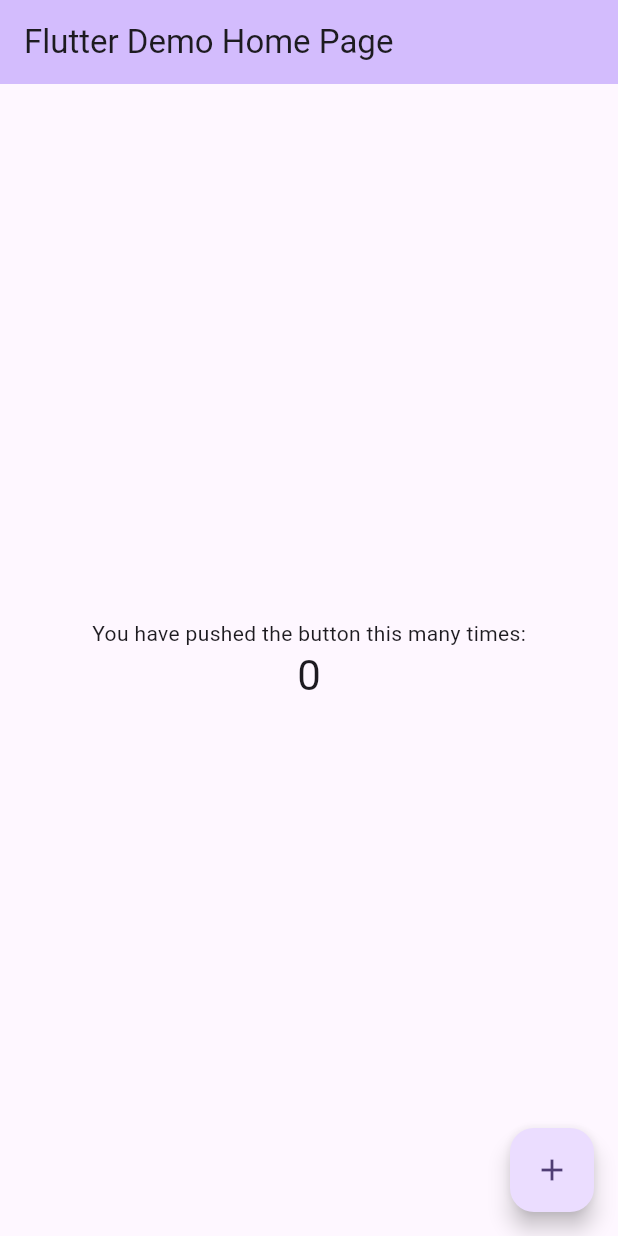
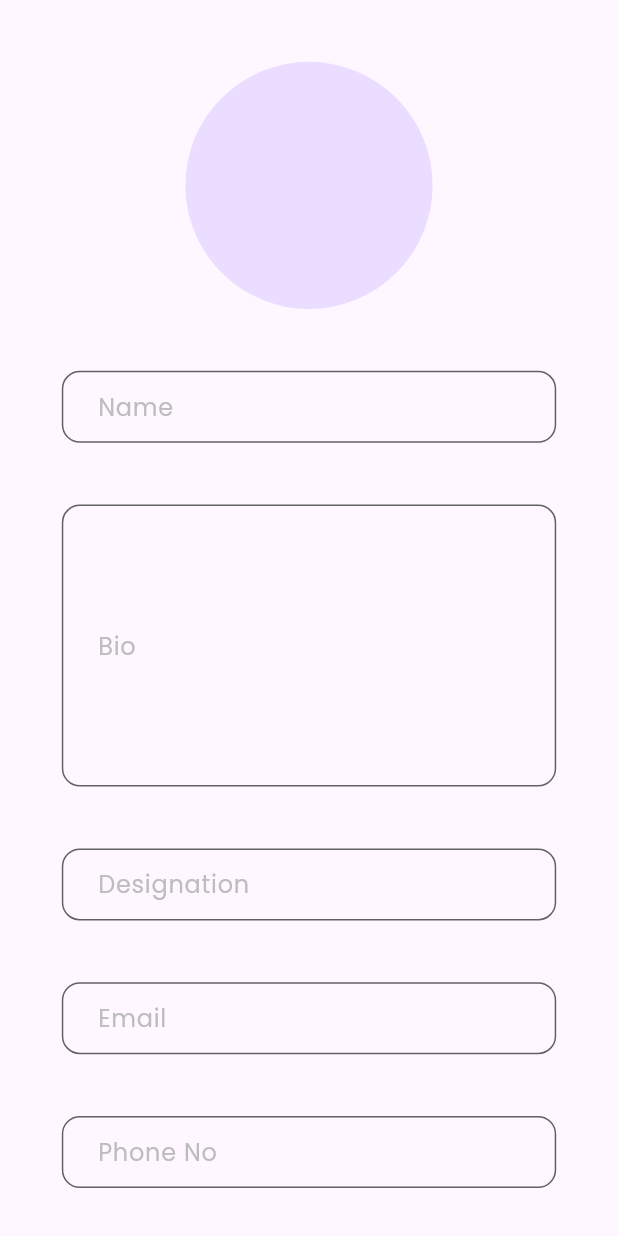
Before and after one commit to Gautham-Gautham/resume_builder, a Flutter app: the screen it shows after launch, on a phone screen of 412 x 824 dp. Run offline on Flutter 3.47's test engine with Material 3 defaults, Android fonts, the phone set to English and light mode, and no system bars; our stand-ins replace flutter_riverpod, google_fonts; missing offline and left inert: flutter_resume_template.

Commit message:
new changes

```diff
--- /dev/null
+++ b/lib/Core/custom_snackbar.dart
@@ -0,0 +1,66 @@
+import 'package:flutter/material.dart';
+
+import '../../main.dart';
+
+void customSnackbar(
+  BuildContext context,
+  String message, {
+  String title = '',
+  bool showLoading = false,
+  bool isSuccess = false,
+  bool isError = false,
+  bool isWarning = false,
+}) {
+  ScaffoldMessenger.of(context)
+    ..hideCurrentSnackBar()
+    ..showSnackBar(
+      SnackBar(
+        backgroundColor: isSuccess
+            ? Colors.green
+            : isError
+                ? Colors.red
+                : isWarning
+                    ? Colors.orange
+                    : Colors.orange,
+        duration: showLoading
+            ? const Duration(minutes: 30)
+            : const Duration(seconds: 4),
+        behavior: SnackBarBehavior.floating,
+        width: w * 0.9,
+        showCloseIcon: true,
+        closeIconColor: Colors.white,
+        padding: const EdgeInsets.symmetric(
+          horizontal: 20,
+          vertical: 10,
+        ),
+        content: Row(
+          children: [
+            if (showLoading)
+              const Padding(
+                padding: EdgeInsets.only(right: 10.0),
+                child: CircularProgressIndicator(),
+              ),
+            Column(
+              mainAxisAlignment: MainAxisAlignment.center,
+              crossAxisAlignment: CrossAxisAlignment.start,
+              children: [
+                if (title != '')
+                  Text(
+                    title,
+                    style: const TextStyle(
+                      fontSize: 16,
+                      fontWeight: FontWeight.w800,
+                    ),
+                  ),
+                Text(
+                  message,
+                  style: const TextStyle(
+                      fontWeight: FontWeight.w400, fontSize: 18),
+                ),
+              ],
+            ),
+          ],
+        ),
+      ),
+    );
+}
--- /dev/null
+++ b/lib/Core/custom_textform_field/custom_textform.dart
@@ -0,0 +1,149 @@
+import 'package:flutter/material.dart';
+import 'package:flutter/services.dart';
+import 'package:google_fonts/google_fonts.dart';
+
+class CustomTextField extends StatefulWidget {
+  final TextStyle? style;
+  final TextEditingController controller;
+  final TextInputType? keyboardType;
+  final List<TextInputFormatter>? inputFormatter;
+  final TextInputAction? action;
+  final FocusNode? focusNode;
+  final Function(String)? onChanged;
+  final Function()? onTap;
+  final String label;
+  bool isError;
+  final String errorText;
+  final double width;
+  final int maxLines;
+  final bool isPassword;
+  final bool readOnly;
+  final bool isEnabled;
+  final bool isRequired;
+
+  CustomTextField({
+    super.key,
+    required this.controller,
+    this.keyboardType,
+    this.style,
+    this.action,
+    this.inputFormatter,
+    this.focusNode,
+    this.onChanged,
+    this.onTap,
+    required this.label,
+    this.isError = false,
+    this.errorText = '',
+    this.width = double.infinity,
+    this.maxLines = 1,
+    this.isPassword = false,
+    this.readOnly = false,
+    this.isEnabled = true,
+    this.isRequired = false,
+  });
+
+  @override
+  State<CustomTextField> createState() => _SkTextFieldState();
+}
+
+bool passwordHidden = true;
+
+class _SkTextFieldState extends State<CustomTextField> {
+  @override
+  Widget build(BuildContext context) {
+    if (widget.errorText.isNotEmpty) {
+      setState(() {
+        widget.isError = true;
+      });
+    }
+    return SizedBox(
+      width: widget.width,
+      child: Column(
+        crossAxisAlignment: CrossAxisAlignment.stretch,
+        children: [
+          TextField(
+            style: widget.style,
+            readOnly: widget.readOnly,
+            inputFormatters: widget.inputFormatter,
+            controller: widget.controller,
+            keyboardType: widget.keyboardType,
+            focusNode: widget.focusNode,
+            onChanged: widget.onChanged,
+            onTap: widget.onTap,
+            maxLines: widget.maxLines,
+            obscureText: widget.isPassword && passwordHidden,
+            decoration: InputDecoration(
+              enabled: widget.isEnabled,
+              labelText: widget.isRequired ? "${widget.label}*" : widget.label,
+              labelStyle: GoogleFonts.poppins(
+                color: widget.isError
+                    ? const Color.fromRGBO(230, 57, 70, .6)
+                    : Colors.grey[400],
+              ),
+              floatingLabelStyle: GoogleFonts.poppins(
+                  color: widget.isError
+                      ? const Color.fromRGBO(230, 57, 70, 1)
+                      : Colors.orange,
+                  fontWeight: FontWeight.w400),
+              contentPadding:
+                  const EdgeInsets.symmetric(vertical: 10.0, horizontal: 20.0),
+              border: const OutlineInputBorder(
+                borderRadius: BorderRadius.all(Radius.circular(12.0)),
+              ),
+              disabledBorder: OutlineInputBorder(
+                borderSide: BorderSide(color: Colors.grey.shade700, width: 1.0),
+                borderRadius: const BorderRadius.all(Radius.circular(12.0)),
+              ),
+              enabledBorder: OutlineInputBorder(
+                borderSide: BorderSide(
+                  color: widget.isError
+                      ? const Color.fromRGBO(230, 57, 70, 1)
+                      : Colors.grey.shade700,
+                  width: 1.0,
+                ),
+                borderRadius: const BorderRadius.all(Radius.circular(12.0)),
+              ),
+              focusedBorder: OutlineInputBorder(
+                borderSide: BorderSide(
+                  color: widget.isError
+                      ? const Color.fromRGBO(230, 57, 70, 1)
+                      : Colors.orange,
+                  width: 2.0,
+                ),
+                borderRadius: const BorderRadius.all(Radius.circular(12.0)),
+              ),
+              suffixIcon: widget.isPassword
+                  ? IconButton(
+                      padding: const EdgeInsets.only(right: 8),
+                      icon: Icon(
+                        passwordHidden
+                            ? Icons.visibility
+                            : Icons.visibility_off,
+                        color: Colors.black,
+                      ),
+                      onPressed: () {
+                        setState(() {
+                          passwordHidden = !passwordHidden;
+                        });
+                      },
+                    )
+                  : null,
+            ),
+          ),
+          if (widget.errorText.isNotEmpty)
+            Padding(
+              padding: const EdgeInsets.only(right: 8.0),
+              child: Text(
+                widget.errorText,
+                textAlign: TextAlign.right,
+                style: GoogleFonts.poppins(
+                  fontSize: 12,
+                  color: const Color.fromRGBO(230, 57, 70, 1),
+                ),
+              ),
+            ),
+        ],
+      ),
+    );
+  }
+}
--- /dev/null
+++ b/lib/Features/home_screen.dart
@@ -0,0 +1,26 @@
+import 'package:flutter/material.dart';
+import 'package:flutter_riverpod/flutter_riverpod.dart';
+
+class HomeScreen extends ConsumerStatefulWidget {
+  const HomeScreen({super.key});
+
+  @override
+  ConsumerState createState() => _HomeScreenState();
+}
+
+class _HomeScreenState extends ConsumerState<HomeScreen> {
+  @override
+  Widget build(BuildContext context) {
+    return Container(
+      color: Colors.white30,
+      child: SafeArea(
+          child: Scaffold(
+        floatingActionButton: FloatingActionButton(
+          onPressed: () {},
+          tooltip: 'Create New',
+          child: const Icon(Icons.add),
+        ),
+      )),
+    );
+  }
+}
--- /dev/null
+++ b/lib/Resume/Screens/create_resume.dart
@@ -0,0 +1,105 @@
+import 'package:flutter/material.dart';
+import 'package:flutter_riverpod/flutter_riverpod.dart';
+import 'package:google_fonts/google_fonts.dart';
+import 'package:resume_builder/Core/custom_textform_field/custom_textform.dart';
+import 'package:resume_builder/main.dart';
+
+class CreateResume extends ConsumerStatefulWidget {
+  const CreateResume({super.key});
+
+  @override
+  ConsumerState createState() => _CreateResumeState();
+}
+
+class _CreateResumeState extends ConsumerState<CreateResume> {
+  TextEditingController name = TextEditingController();
+  spac() {
+    return SizedBox(
+      height: h * 0.05,
+    );
+  }
+
+  @override
+  Widget build(BuildContext context) {
+    return Container(
+      color: Colors.white30,
+      child: SafeArea(
+          child: Scaffold(
+        body: SizedBox(
+          height: h,
+          width: w,
+          child: SingleChildScrollView(
+            child: Column(
+              // mainAxisAlignment: MainAxisAlignment.center,
+              children: [
+                spac(),
+                CircleAvatar(
+                  radius: w * 0.2,
+                ),
+                spac(),
+                CustomTextField(
+                  controller: name,
+                  label: "Name",
+                  width: w * 0.8,
+                ),
+                spac(),
+                CustomTextField(
+                  controller: name,
+                  maxLines: 7,
+                  label: "Bio",
+                  width: w * 0.8,
+                ),
+                spac(),
+                CustomTextField(
+                  controller: name,
+                  label: "Designation",
+                  width: w * 0.8,
+                ),
+                spac(),
+                CustomTextField(
+                  controller: name,
+                  label: "Email",
+                  width: w * 0.8,
+                ),
+                spac(),
+                CustomTextField(
+                  controller: name,
+                  label: "Phone No",
+                  width: w * 0.8,
+                ),
+                spac(),
+                CustomTextField(
+                  controller: name,
+                  label: "Address",
+                  width: w * 0.8,
+                ),
+                spac(),
+                CustomTextField(
+                  controller: name,
+                  label: "Street",
+                  width: w * 0.8,
+                ),
+                spac(),
+                CustomTextField(
+                  controller: name,
+                  label: "Country",
+                  width: w * 0.8,
+                ),
+                spac(),
+                ElevatedButton(
+                    style: ElevatedButton.styleFrom(
+                        backgroundColor: Colors.orange,
+                        minimumSize: Size(w * 0.1, h * 0.05)),
+                    onPressed: () {},
+                    child: Text(
+                      "Add Skills",
+                      style: GoogleFonts.poppins(color: Colors.white),
+                    ))
+              ],
+            ),
+          ),
+        ),
+      )),
+    );
+  }
+}
--- a/lib/main.dart
+++ b/lib/main.dart
@@ -1,5 +1,12 @@
+import 'dart:math';
+
 import 'package:flutter/material.dart';
+import 'package:flutter_resume_template/flutter_resume_template.dart';
+import 'package:resume_builder/Features/home_screen.dart';
+import 'package:resume_builder/Resume/Screens/create_resume.dart';
 
+double w = 0.0;
+double h = 0.0;
 void main() {
   runApp(const MyApp());
 }
@@ -9,61 +16,66 @@ class MyApp extends StatelessWidget {
 
   @override
   Widget build(BuildContext context) {
+    h = MediaQuery.of(context).size.height;
+    w = MediaQuery.of(context).size.width;
     return MaterialApp(
       title: 'Flutter Demo',
       theme: ThemeData(
         colorScheme: ColorScheme.fromSeed(seedColor: Colors.deepPurple),
         useMaterial3: true,
       ),
-      home: const MyHomePage(title: 'Flutter Demo Home Page'),
+      home: CreateResume(),
+      debugShowCheckedModeBanner: false,
     );
   }
 }
 
-class MyHomePage extends StatefulWidget {
-  const MyHomePage({super.key, required this.title});
+///sdjjnsjcnsnsnlsnsl
 
-  final String title;
-
-  @override
-  State<MyHomePage> createState() => _MyHomePageState();
-}
-
-class _MyHomePageState extends State<MyHomePage> {
-  int _counter = 0;
-
-  void _incrementCounter() {
-    setState(() {
-      _counter++;
-    });
-  }
-
-  @override
-  Widget build(BuildContext context) {
-    return Scaffold(
-      appBar: AppBar(
-        backgroundColor: Theme.of(context).colorScheme.inversePrimary,
-        title: Text(widget.title),
-      ),
-      body: Center(
-        child: Column(
-          mainAxisAlignment: MainAxisAlignment.center,
-          children: <Widget>[
-            const Text(
-              'You have pushed the button this many times:',
-            ),
-            Text(
-              '$_counter',
-              style: Theme.of(context).textTheme.headlineMedium,
-            ),
-          ],
-        ),
-      ),
-      floatingActionButton: FloatingActionButton(
-        onPressed: _incrementCounter,
-        tooltip: 'Increment',
-        child: const Icon(Icons.add),
-      ), // This trailing comma makes auto-formatting nicer for build methods.
-    );
-  }
-}
+// class MyHomePage extends StatefulWidget {
+//   const MyHomePage({super.key, required this.title});
+//
+//   final String title;
+//
+//   @override
+//   State<MyHomePage> createState() => _MyHomePageState();
+// }
+//
+// class _MyHomePageState extends State<MyHomePage> {
+//   int _counter = 0;
+//
+//   void _incrementCounter() {
+//     setState(() {
+//       _counter++;
+//     });
+//   }
+//
+//   @override
+//   Widget build(BuildContext context) {
+//     return Scaffold(
+//       appBar: AppBar(
+//         backgroundColor: Theme.of(context).colorScheme.inversePrimary,
+//         title: Text(widget.title),
+//       ),
+//       body: Center(
+//         child: Column(
+//           mainAxisAlignment: MainAxisAlignment.center,
+//           children: <Widget>[
+//             const Text(
+//               'You have pushed the button this many times:',
+//             ),
+//             Text(
+//               '$_counter',
+//               style: Theme.of(context).textTheme.headlineMedium,
+//             ),
+//           ],
+//         ),
+//       ),
+//       floatingActionButton: FloatingActionButton(
+//         onPressed: _incrementCounter,
+//         tooltip: 'Increment',
+//         child: const Icon(Icons.add),
+//       ), // This trailing comma makes auto-formatting nicer for build methods.
+//     );
+//   }
+// }
--- a/pubspec.yaml
+++ b/pubspec.yaml
@@ -36,6 +36,8 @@ dependencies:
   # Use with the CupertinoIcons class for iOS style icons.
   cupertino_icons: ^1.0.6
   flutter_resume_template: ^1.2.1
+  flutter_riverpod: ^2.5.1
+  google_fonts: ^4.0.5
 
 dev_dependencies:
   flutter_test:
```
Also changed, not shown: lib/Resume/Screens/add_experience.dart (added), lib/Resume/Screens/add_skills.dart (added), pubspec.lock.
